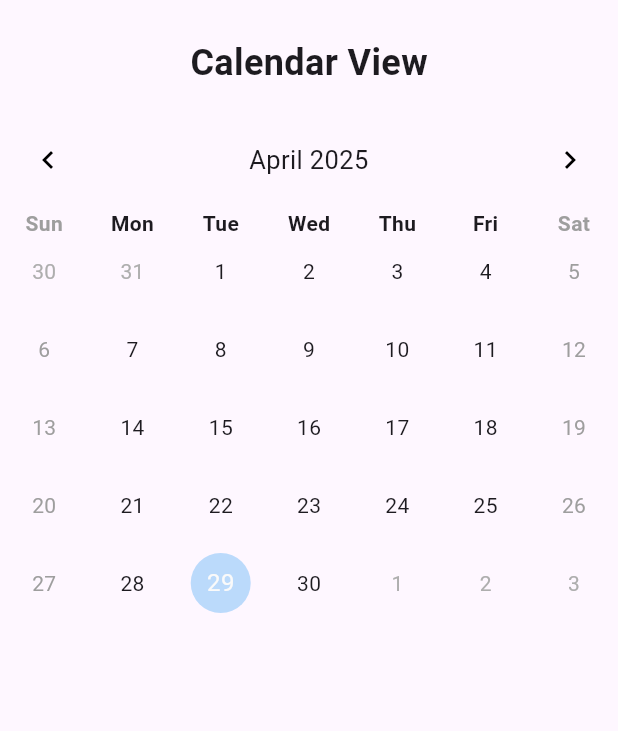
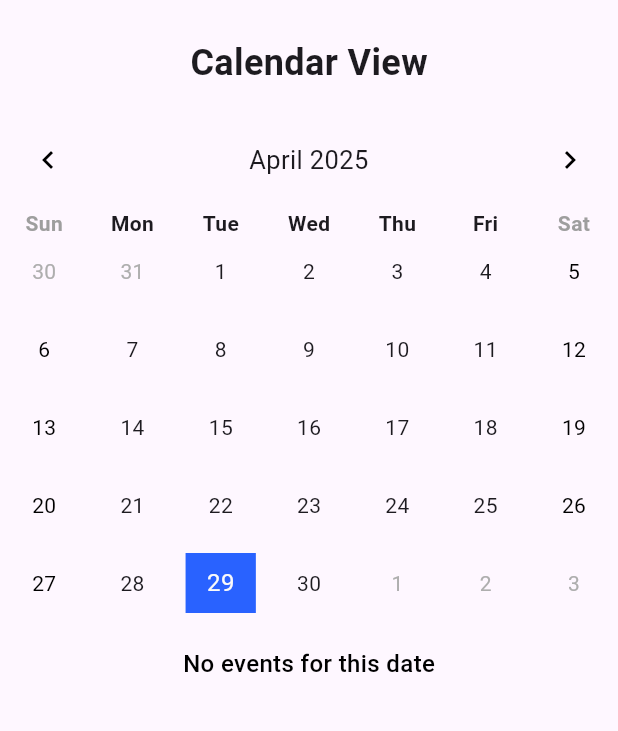
Before and after one commit to russelcanlapan/App_Dev_2_Project, a Flutter app: the CalendarPage screen opened directly, in the side drawer, after a tap on "Calendar", on a phone screen of 412 x 824 dp, the part 71-802 px from its top. Run offline on Flutter 3.47's test engine with Material 3 defaults, Android fonts, the phone set to English and light mode, and no system bars; drawn by our look-alikes of table_calendar; our stand-ins replace cloud_firestore, firebase_auth, firebase_core, weather; accounts and stored records are empty; network calls fail.

Commit message:
Made the calendar work
Self explanatory

```diff
--- a/lib/calendar.dart
+++ b/lib/calendar.dart
@@ -1,6 +1,9 @@
+import 'package:cloud_firestore/cloud_firestore.dart';
 import 'package:flutter/material.dart';
+import 'package:intl/intl.dart';
 import 'package:table_calendar/table_calendar.dart';
 import 'widgets/app_drawer.dart';
+import 'package:firebase_auth/firebase_auth.dart';
 
 class CalendarPage extends StatefulWidget {
   const CalendarPage({super.key});
@@ -12,7 +15,52 @@ class CalendarPage extends StatefulWidget {
 class _CalendarPageState extends State<CalendarPage> {
   CalendarFormat _calendarFormat = CalendarFormat.month;
   DateTime _focusedDay = DateTime.now();
-  DateTime? _selectedDay;
+  DateTime? _selectedDay = DateTime.now();
+  Map<DateTime, List<String>> eventDetails = {}; // Store event details
+  List<DateTime> highlightedDates = [];
+
+  @override
+  void initState() {
+    super.initState();
+    _fetchEvents();
+  }
+
+  Future<void> _fetchEvents() async {
+    FirebaseFirestore.instance
+        .collection("assignments")
+        .where('creator', isEqualTo: FirebaseAuth.instance.currentUser!.uid)
+        .orderBy('date', descending: false)
+        .get()
+        .then((querySnapshot) {
+      setState(() {
+        eventDetails.clear();
+        highlightedDates.clear();
+
+        for (var doc in querySnapshot.docs) {
+          Timestamp timestamp = doc['date'];
+          DateTime eventDate = timestamp.toDate();
+
+          // Normalize eventDate to ignore time by setting it to midnight UTC
+          eventDate = DateTime(
+              eventDate.year, eventDate.month, eventDate.day, 0, 0, 0, 0, 0);
+
+          String title = doc['title'];
+          String description = doc['description'];
+          String course = doc['course'];
+
+
+          if (eventDetails[eventDate] == null) {
+            eventDetails[eventDate] = [];
+          }
+
+          eventDetails[eventDate]?.add(title);
+          eventDetails[eventDate]?.add(course);
+          eventDetails[eventDate]?.add(description);
+          highlightedDates.add(eventDate);
+        }
+      });
+    });
+  }
 
   @override
   Widget build(BuildContext context) {
@@ -69,12 +117,25 @@ class _CalendarPageState extends State<CalendarPage> {
             focusedDay: _focusedDay,
             calendarFormat: _calendarFormat,
             selectedDayPredicate: (day) {
-              return isSameDay(_selectedDay, day);
+              // Normalize the day being compared to ignore time by setting it to midnight UTC
+              day = DateTime(day.year, day.month, day.day, 0, 0, 0, 0, 0);
+
+              // Highlight the days in highlightedDates list
+              return highlightedDates.any((highlightedDate) =>
+                  highlightedDate.year == day.year &&
+                  highlightedDate.month == day.month &&
+                  highlightedDate.day == day.day);
             },
             onDaySelected: (selectedDay, focusedDay) {
               setState(() {
-                _selectedDay = selectedDay;
+                // Normalize selected day to ignore time by setting it to midnight UTC
+                _selectedDay = DateTime(selectedDay.year, selectedDay.month,
+                    selectedDay.day, 0, 0, 0, 0, 0);
                 _focusedDay = focusedDay;
+
+                // Debugging print
+                print('Selected Day: $_selectedDay');
+                print('Highlighted Dates: $highlightedDates');
               });
             },
             onFormatChanged: (format) {
@@ -94,13 +155,11 @@ class _CalendarPageState extends State<CalendarPage> {
             calendarStyle: CalendarStyle(
               selectedDecoration: BoxDecoration(
                 color: Colors.blue,
-                shape: BoxShape.circle,
               ),
               todayDecoration: BoxDecoration(
-                color: Colors.blue.withOpacity(0.3),
-                shape: BoxShape.circle,
+                color: Colors.blueAccent.shade700,
               ),
-              weekendTextStyle: TextStyle(color: Colors.grey),
+              weekendTextStyle: TextStyle(color: Colors.black),
               outsideDaysVisible: true,
             ),
             daysOfWeekStyle: DaysOfWeekStyle(
@@ -109,6 +168,70 @@ class _CalendarPageState extends State<CalendarPage> {
                   TextStyle(fontWeight: FontWeight.bold, color: Colors.grey),
             ),
           ),
+          SizedBox(height: 16),
+          Center(
+            child: eventDetails[_selectedDay!] != null
+                ? Container(
+              margin: EdgeInsets.all(16), // Margin around the container
+              padding: EdgeInsets.all(20), // Padding inside the container
+              decoration: BoxDecoration(
+                color: Colors.blueAccent, // Background color
+                borderRadius: BorderRadius.circular(10), // Rounded corners
+                boxShadow: [
+                  BoxShadow(
+                    color: Colors.black.withOpacity(0.2), // Shadow color
+                    blurRadius: 5, // Shadow blur radius
+                    offset: Offset(0, 4), // Shadow offset
+                  ),
+                ],
+              ),
+              child: Column(
+                crossAxisAlignment: CrossAxisAlignment.start,
+                children: [
+                  Text(
+                    'Selected Date: ${_selectedDay != null ? DateFormat('yyyy-MM-dd').format(_selectedDay!) : 'No date selected'}',
+                    style: TextStyle(
+                      fontSize: 18,
+                      fontWeight: FontWeight.bold,
+                      color: Colors.white,
+                    ),
+                  ),
+                  SizedBox(height: 40), // Space between the text
+                  Text(
+                    'Event Title: ${eventDetails[_selectedDay!]?[0] ?? 'No title'}',
+                    style: TextStyle(
+                      fontSize: 16,
+                      color: Colors.white,
+                    ),
+                  ),
+                  SizedBox(height: 5),
+                  Text(
+                    'Course: ${eventDetails[_selectedDay!]?[1] ?? 'No course'}',
+                    style: TextStyle(
+                      fontSize: 16,
+                      color: Colors.white,
+                    ),
+                  ),
+                  SizedBox(height: 5),
+                  Text(
+                    'Description: ${eventDetails[_selectedDay!]?[2] ?? 'No description'}',
+                    style: TextStyle(
+                      fontSize: 16,
+                      color: Colors.white,
+                    ),
+                  ),
+                ],
+              ),
+            )
+                : Text(
+              'No events for this date',
+              style: TextStyle(
+                fontSize: 16,
+                fontWeight: FontWeight.w500,
+                color: Colors.black,
+              ),
+            ),
+          ),
         ],
       ),
     );
```
